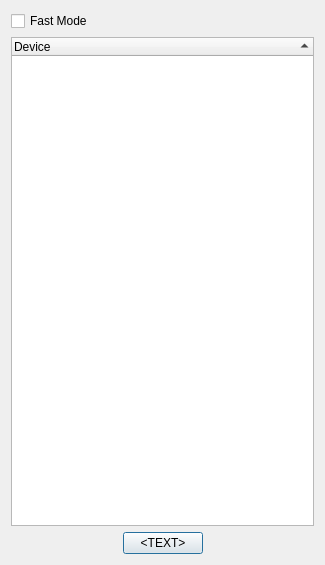
Old version of the form src/brickv/ui/device_dialog.ui in the repository D4wN/brickv.
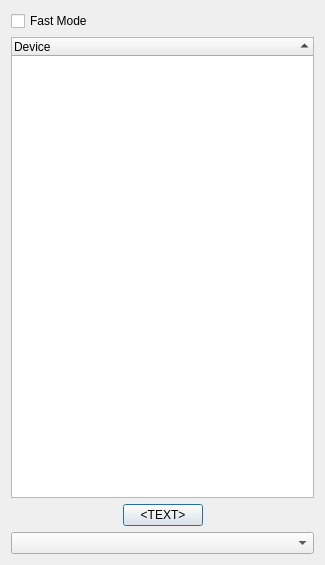
New version of the form.

Commit message: Add combobox for available devices

```diff
--- a/src/brickv/ui/device_dialog.ui
+++ b/src/brickv/ui/device_dialog.ui
@@ -96,6 +96,9 @@
      </property>
     </widget>
    </item>
+   <item row="3" column="0" colspan="3">
+    <widget class="QComboBox" name="combo_devices"/>
+   </item>
   </layout>
  </widget>
  <resources/>
```
Left out of the diff: 22 changed lines with no effect on the pictures.
